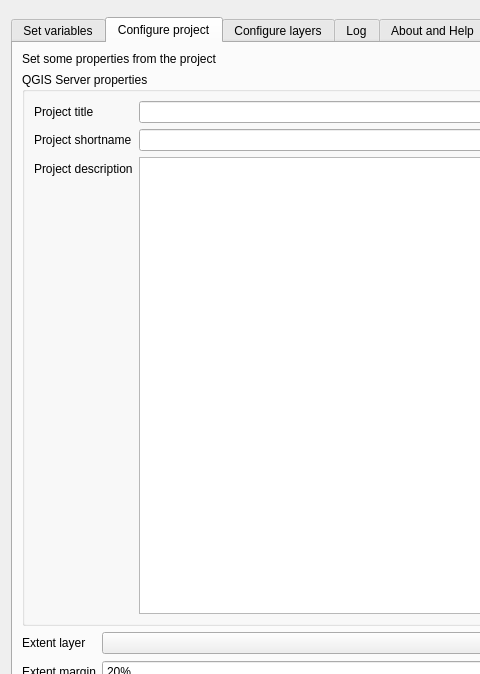
The window that dynamic_layers/resources/ui/dynamic_layers_dialog_base.ui (3liz/QgisDynamicLayersPlugin) describes before a commit, drawn with Qt 5; both pictures show x 0 to 480 and y 0 to 674 of the 826 by 761 pixel window.
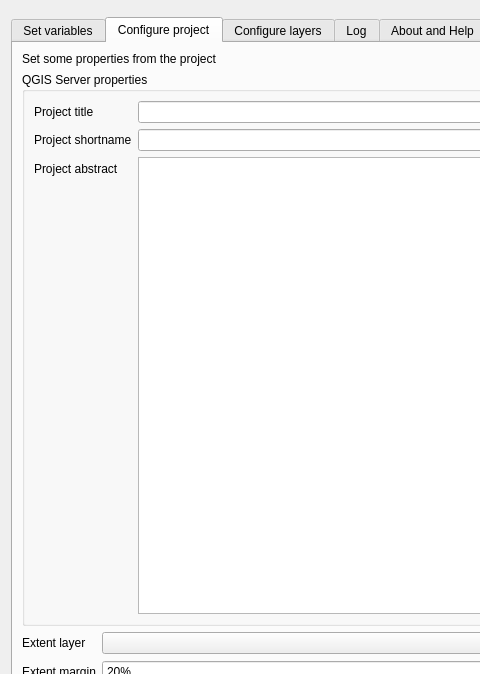
The same window after the commit. The open tabs and pages were chosen to show the change. Custom widgets are drawn as their Qt base class.

Commit message: Add color or icon if the expression is invalid

Diff of the .ui file:
```diff
--- a/dynamic_layers/resources/ui/dynamic_layers_dialog_base.ui
+++ b/dynamic_layers/resources/ui/dynamic_layers_dialog_base.ui
@@ -240,14 +240,14 @@
           <item row="2" column="0">
            <widget class="QLabel" name="projectDescriptionLabel">
             <property name="text">
-             <string>Project description</string>
+             <string>Project abstract</string>
             </property>
            </widget>
           </item>
           <item row="2" column="1">
            <layout class="QHBoxLayout" name="horizontalLayout_5">
             <item>
-             <widget class="QTextEdit" name="inProjectAbstract"/>
+             <widget class="QPlainTextEdit" name="inProjectAbstract"/>
             </item>
             <item>
              <widget class="QPushButton" name="inProjectAbstract_exp">
```
The commit also changes 1 other file.
